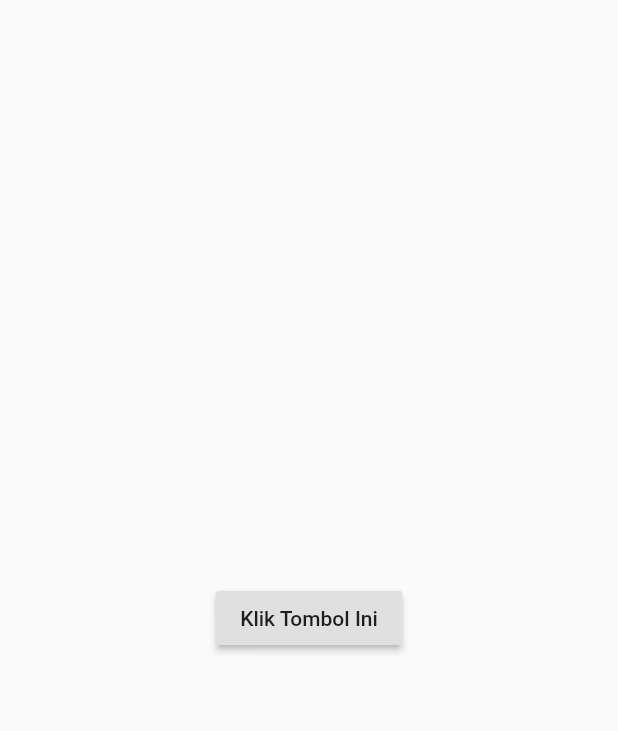
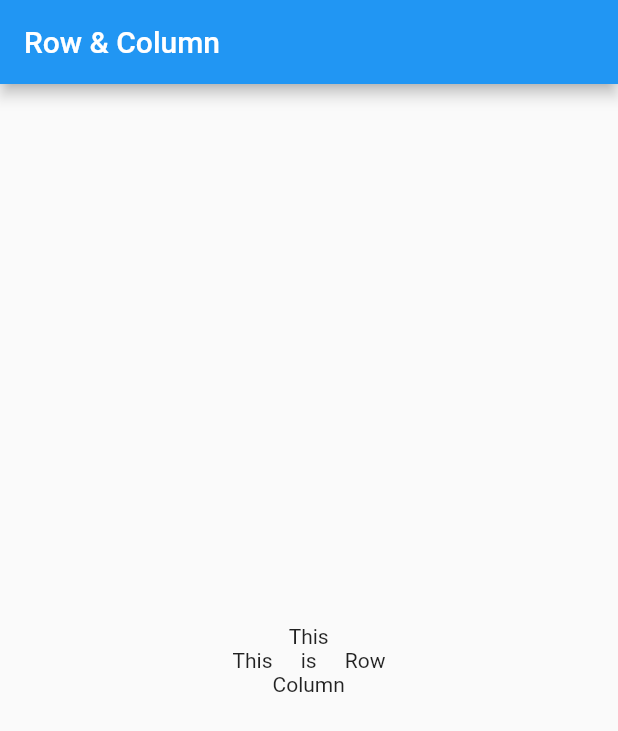
Before and after one commit to rinapratama335/udaflutter, a Flutter app: the screen it shows after launch, on a phone screen of 412 x 824 dp. Shown: the top 731 px of the screen. Run offline on Flutter 3.47's test engine with Material 2 defaults, Android fonts, the phone set to English and light mode, and no system bars.

Commit message:
contoh penggunaakn widget row dan column (#3)
Co-authored-by: irwantowibowotech <irwantowibowotech@gmail.com>

```diff
--- a/lib/main.dart
+++ b/lib/main.dart
@@ -4,41 +4,31 @@ void main() {
   runApp(new MyApp());
 }
 
-class MyApp extends StatefulWidget {
-  @override
-  _MyAppState createState() => _MyAppState();
-}
-
-class _MyAppState extends State<MyApp> {
-  //inisialisasi string
-  String txt = '';
-
-  @override
-  void initState() {
-    //declare stirng yang ditampilklan di awal sebelum button diklik
-    txt = 'Klik Tombol Ini';
-    super.initState();
-  }
-
-  void changeTxt() {
-    setState(() {
-      //declare stirng yang ditampilklan di awal setelah button diklik
-      txt = "Tombol Sudah Diklik";
-    });
-  }
-
+class MyApp extends StatelessWidget {
   @override
   Widget build(BuildContext context) {
     return new MaterialApp(
-      title: 'Stateful Widget',
+      title: 'Row dan Column',
       home: new Scaffold(
-        body: new Center(
-          child: new RaisedButton(
-            onPressed: (){changeTxt();},
-            child: new Text(txt),
-          ),
+        appBar: new AppBar(
+          title: new Text('Row & Column'),
         ),
-      ),
+        body: new Row(
+          mainAxisAlignment: MainAxisAlignment.center,
+          children: <Widget>[
+            new Text('This'),
+            new Column(
+              mainAxisAlignment: MainAxisAlignment.center,
+              children: <Widget>[
+                new Text('This'),
+                new Text('is'),
+                new Text('Column')
+              ],
+            ),
+            new Text('Row')
+          ],
+        ),
+      )
     );
   }
 }
```
